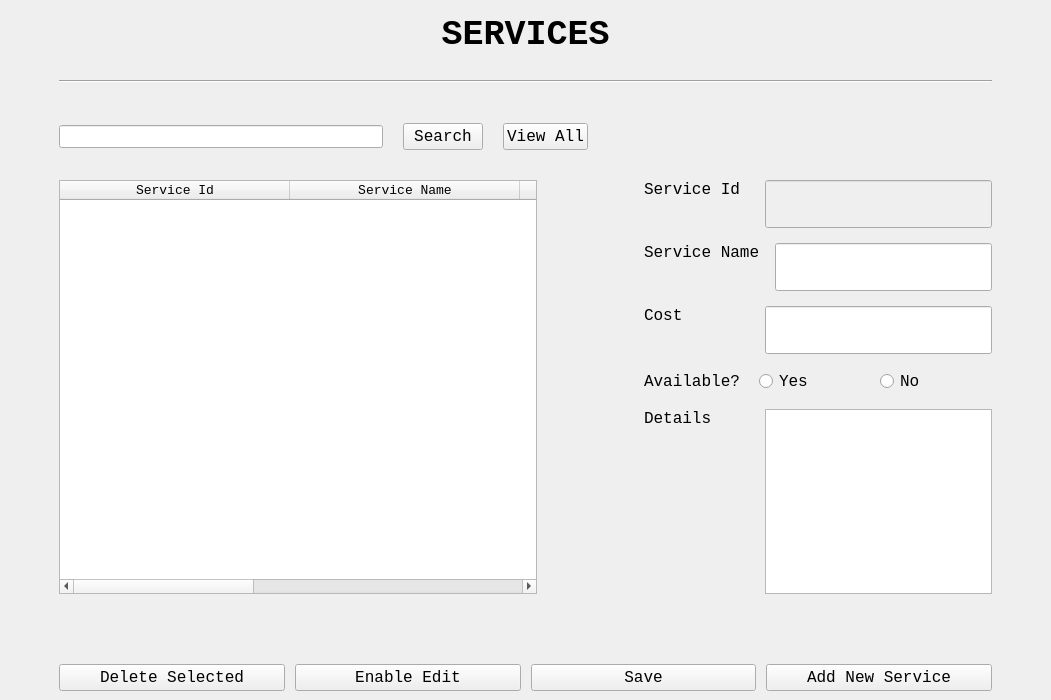
ASNaeem/Simple-VCMS, file ServiceUI.ui: the form before one commit.
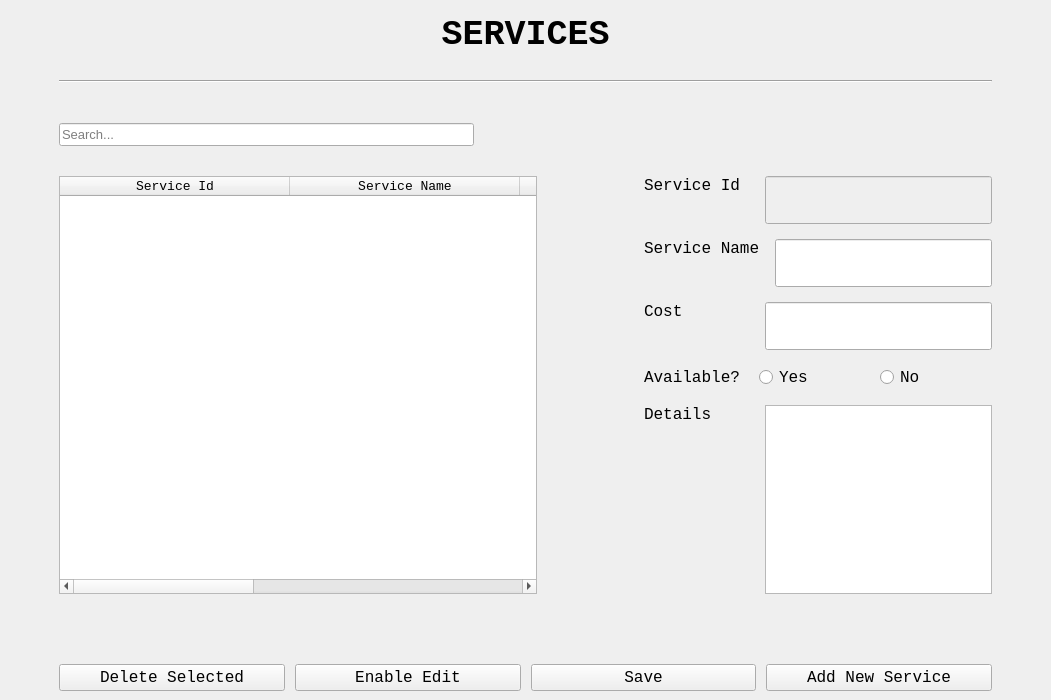
The form after the commit.

Commit message: added search method

Diff of the .ui file:
```diff
--- a/ServiceUI.ui
+++ b/ServiceUI.ui
@@ -79,7 +79,7 @@
        </widget>
       </item>
       <item>
-       <layout class="QHBoxLayout" name="horizontalLayout" stretch="40,5,5,50">
+       <layout class="QHBoxLayout" name="horizontalLayout" stretch="40,50">
         <property name="topMargin">
          <number>20</number>
         </property>
@@ -96,37 +96,8 @@
             <pointsize>10</pointsize>
            </font>
           </property>
-         </widget>
-        </item>
-        <item>
-         <widget class="QPushButton" name="button_service_search">
-          <property name="font">
-           <font>
-            <family>Courier New</family>
-            <pointsize>12</pointsize>
-           </font>
-          </property>
-          <property name="cursor">
-           <cursorShape>PointingHandCursor</cursorShape>
-          </property>
-          <property name="text">
-           <string>Search</string>
-          </property>
-         </widget>
-        </item>
-        <item>
-         <widget class="QPushButton" name="button_service_view_all">
-          <property name="font">
-           <font>
-            <family>Courier New</family>
-            <pointsize>12</pointsize>
-           </font>
-          </property>
-          <property name="cursor">
-           <cursorShape>PointingHandCursor</cursorShape>
-          </property>
-          <property name="text">
-           <string>View All</string>
+          <property name="placeholderText">
+           <string>Search...</string>
           </property>
          </widget>
         </item>
```
The commit also changes 9 other files.
